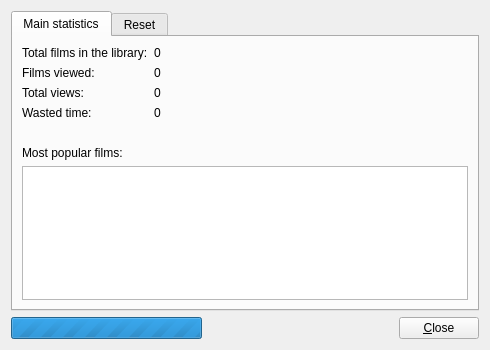
Above: src/statisticswindow.ui from eugene-melnik/alexandra before the change. Below: the same form after it.
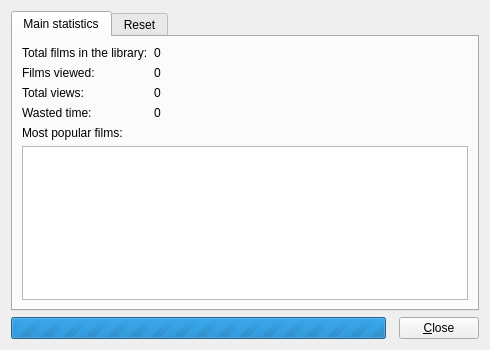
That is the form after the change. Icons and pictures are not drawn.

What changed in the file:
```diff
--- a/src/statisticswindow.ui
+++ b/src/statisticswindow.ui
@@ -121,13 +121,6 @@
          </item>
         </layout>
        </item>
-       <item>
-        <widget class="QLabel" name="labelSpace1">
-         <property name="text">
-          <string/>
-         </property>
-        </widget>
-       </item>
        <item>
         <widget class="QLabel" name="labelMostPopularFilms">
          <property name="text">
@@ -251,12 +244,6 @@
        <property name="orientation">
         <enum>Qt::Horizontal</enum>
        </property>
-       <property name="sizeHint" stdset="0">
-        <size>
-         <width>40</width>
-         <height>20</height>
-        </size>
-       </property>
       </spacer>
      </item>
      <item>
```
Left out of the diff: 32 changed lines with no effect on the pictures.
